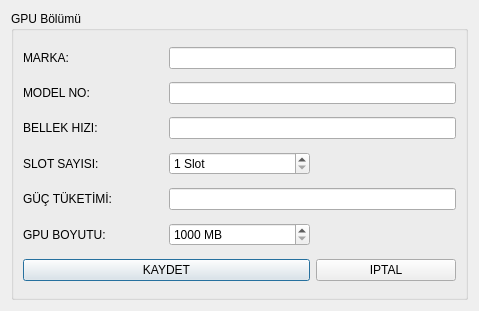
onur35iii/TeknolojiMarketiOtomasyonu, file UI/VeriFormlari/tmogputanimlamaformu.ui: the form before one commit.
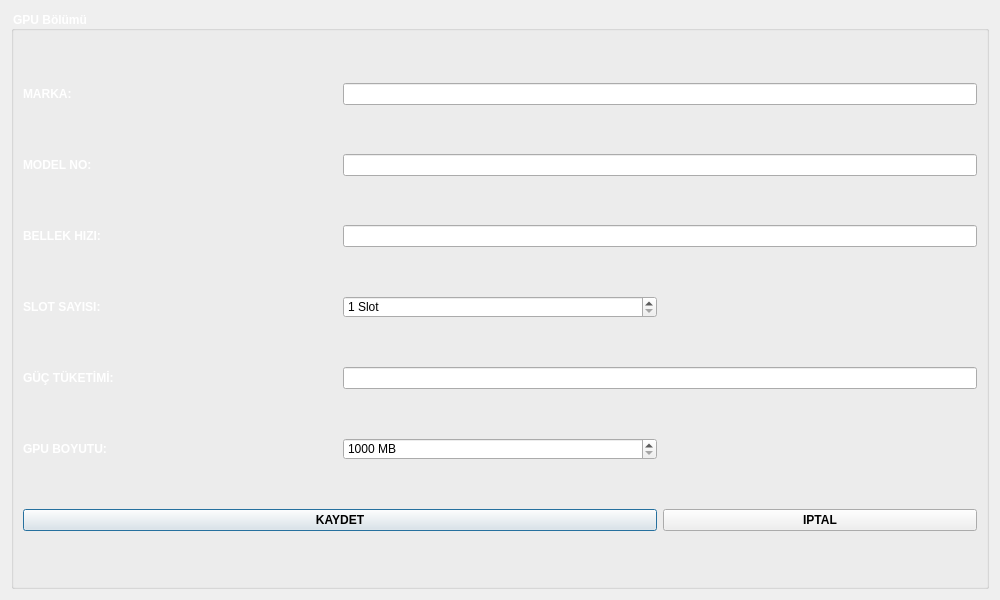
The form after the commit. Icons and pictures are not drawn.

```diff
--- a/UI/VeriFormlari/tmogputanimlamaformu.ui
+++ b/UI/VeriFormlari/tmogputanimlamaformu.ui
@@ -6,13 +6,42 @@
    <rect>
     <x>0</x>
     <y>0</y>
-    <width>479</width>
-    <height>311</height>
+    <width>1000</width>
+    <height>600</height>
    </rect>
   </property>
+  <property name="minimumSize">
+   <size>
+    <width>1000</width>
+    <height>600</height>
+   </size>
+  </property>
+  <property name="maximumSize">
+   <size>
+    <width>1000</width>
+    <height>600</height>
+   </size>
+  </property>
   <property name="windowTitle">
    <string>Dialog</string>
   </property>
+  <property name="styleSheet">
+   <string notr="true">TMOGPUTanimlamaFormu{
+
+background-image: url(:/resimler/gpu.jpg);
+}
+
+QLabel {
+   font:Bold; 
+   color: #ffffff;
+}
+QGroupBox {
+    font:Bold;
+color: #ffffff;
+}
+QPushButton{font:Bold;}
+</string>
+  </property>
   <layout class="QGridLayout" name="gridLayout_2">
    <item row="0" column="0">
     <widget class="QGroupBox" name="GPGPUBolumu">
```
